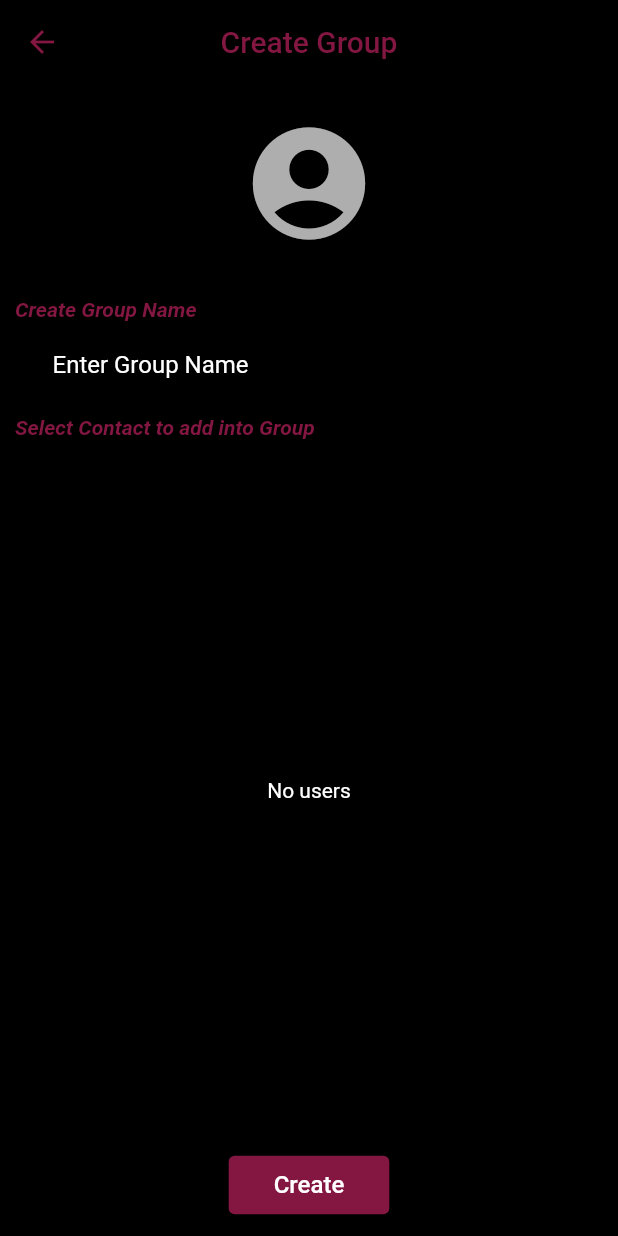
After one commit to namratatank/chat_app_firebase, a Flutter app: the CreateGroupPage screen opened directly, on a phone screen of 412 x 824 dp. The commit adds this screen. Run offline on Flutter 3.47's test engine with Material 2 defaults, Android fonts, the phone set to English and light mode, and no system bars; our stand-ins replace camera, cloud_firestore, firebase_auth, firebase_core, firebase_messaging, firebase_remote_config and 7 more; accounts and stored records are empty.

Commit message:
Create group design flow added

```diff
--- a/lib/constants/app_constants.dart
+++ b/lib/constants/app_constants.dart
@@ -3,5 +3,6 @@ class AppConstants {
   static const loginTitle = "Login";
   static const homeTitle = "Home";
   static const settingsTitle = "Settings";
+  static const createGroupTitle = "Create Group";
   static const fullPhotoTitle = "Image Full Size";
 }
--- a/lib/main.dart
+++ b/lib/main.dart
@@ -9,7 +9,7 @@ import 'package:ichat_app/providers/authprovider.dart';
 import 'package:ichat_app/providers/chatprovider.dart';
 import 'package:ichat_app/providers/homeprovider.dart';
 import 'package:ichat_app/providers/settingprovider.dart';
-import 'package:ichat_app/screens/camerascreen.dart';
+// import 'package:ichat_app/screens/camerascreen.dart' ;
 import 'package:ichat_app/screens/splashscreen.dart';
 import 'package:provider/provider.dart';
 import 'package:shared_preferences/shared_preferences.dart';
@@ -20,7 +20,7 @@ bool isWhite = false;
 void main() async {
   WidgetsFlutterBinding.ensureInitialized();
   await Firebase.initializeApp();
-  cameras = await availableCameras();
+  // cameras = await availableCameras();
   SharedPreferences prefs = await SharedPreferences.getInstance();
 
   runApp(MyApp(prefs: prefs));
--- /dev/null
+++ b/lib/models/groupusermodel.dart
@@ -0,0 +1,40 @@
+import 'package:cloud_firestore/cloud_firestore.dart';
+import 'package:ichat_app/constants/constants.dart';
+
+class GroupUserChatModel {
+  String id;
+  String photoUrl;
+  String nickName;
+  bool? isSelected;
+
+  GroupUserChatModel(
+      {required this.id,
+      required this.photoUrl,
+      required this.nickName,
+      this.isSelected = false});
+
+  Map<String, String> toJson() {
+    return {
+      FirestoreConstants.id: id,
+      FirestoreConstants.photoUrl: photoUrl,
+      FirestoreConstants.nickname: nickName,
+    };
+  }
+
+  factory GroupUserChatModel.fromDocument(DocumentSnapshot doc) {
+    String id = "";
+    String photoUrl = "";
+    String nickName = "";
+    try {
+      id = doc.get(FirestoreConstants.id);
+    } catch (e) {}
+    try {
+      photoUrl = doc.get(FirestoreConstants.photoUrl);
+    } catch (e) {}
+    try {
+      nickName = doc.get(FirestoreConstants.nickname);
+    } catch (e) {}
+
+    return GroupUserChatModel(id: id, photoUrl: photoUrl, nickName: nickName);
+  }
+}
--- /dev/null
+++ b/lib/screens/creategroup.dart
@@ -0,0 +1,424 @@
+import 'dart:convert';
+import 'dart:io';
+
+import 'package:cloud_firestore/cloud_firestore.dart';
+import 'package:firebase_storage/firebase_storage.dart';
+import 'package:flutter/cupertino.dart';
+import 'package:flutter/material.dart';
+import 'package:fluttertoast/fluttertoast.dart';
+import 'package:ichat_app/constants/app_constants.dart';
+import 'package:ichat_app/constants/color_constants.dart';
+import 'package:ichat_app/constants/firestore_constants.dart';
+import 'package:ichat_app/models/groupusermodel.dart';
+import 'package:ichat_app/models/userchatmodel.dart';
+import 'package:ichat_app/providers/settingprovider.dart';
+import 'package:ichat_app/screens/chatpage.dart';
+import 'package:image_picker/image_picker.dart';
+import 'package:provider/provider.dart';
+
+import '../main.dart';
+import '../providers/authprovider.dart';
+import '../widgets/loading_view.dart';
+
+class CreateGroupPage extends StatefulWidget {
+  const CreateGroupPage({Key? key}) : super(key: key);
+
+  @override
+  State<CreateGroupPage> createState() => _CreateGroupPageState();
+}
+
+class _CreateGroupPageState extends State<CreateGroupPage> {
+  TextEditingController? groupNameController;
+
+  //TextEditingController? aboutMeController;
+  TextEditingController _controller = TextEditingController();
+
+  //String dialCodeDigits = '+00';
+
+  String id = '';
+  String photoUrl = '';
+  String createGroupText = '';
+
+  // String aboutMe = '';
+  // String phoneNumber = '';
+  // late List<bool> _isChecked;
+   List<GroupUserChatModel> _checkedUser=[];
+  bool isLoading = false;
+  File? dpImageFile;
+  late SettingProvider settingProvider;
+  final ScrollController listScrollController = ScrollController();
+  final FocusNode focusNodeCreateGroup = FocusNode();
+
+  //final FocusNode focusNodeAboutMe = FocusNode();
+
+  @override
+  void initState() {
+    super.initState();
+    settingProvider = context.read<SettingProvider>();
+    readLocal();
+  }
+
+  void readLocal() {
+    id = settingProvider.getPref(FirestoreConstants.id) ?? '';
+    //photoUrl = settingProvider.getPref(FirestoreConstants.photoUrl) ?? '';
+    //nickName = settingProvider.getPref(FirestoreConstants.nickname) ?? '';
+
+    groupNameController = TextEditingController(text: createGroupText);
+  }
+
+  @override
+  Widget build(BuildContext context) {
+    return Scaffold(
+      backgroundColor: isWhite ? Colors.white : Colors.black,
+      appBar: AppBar(
+        backgroundColor: isWhite ? Colors.white : Colors.black,
+        iconTheme: const IconThemeData(color: ColorConstants.primaryColor),
+        title: const Text(
+          AppConstants.createGroupTitle,
+          style: TextStyle(color: ColorConstants.primaryColor),
+        ),
+        centerTitle: true,
+      ),
+      body: Stack(
+        children: <Widget>[
+          Column(
+            mainAxisAlignment: MainAxisAlignment.start,
+            children: <Widget>[
+              // Avatar
+              CupertinoButton(
+                onPressed: getImageFromGallery,
+                child: Container(
+                  margin: EdgeInsets.all(5),
+                  child: dpImageFile == null
+                      ? photoUrl.isNotEmpty
+                          ? ClipRRect(
+                              borderRadius: BorderRadius.circular(45),
+                              child: Image.network(
+                                photoUrl,
+                                fit: BoxFit.cover,
+                                width: 90,
+                                height: 90,
+                                errorBuilder: (context, object, stackTrace) {
+                                  return const Icon(
+                                    Icons.account_circle,
+                                    size: 90,
+                                    color: ColorConstants.greyColor,
+                                  );
+                                },
+                                loadingBuilder: (BuildContext context,
+                                    Widget child,
+                                    ImageChunkEvent? loadingProgress) {
+                                  if (loadingProgress == null) return child;
+                                  return Container(
+                                    width: 90,
+                                    height: 90,
+                                    child: Center(
+                                      child: CircularProgressIndicator(
+                                        color: ColorConstants.themeColor,
+                                        value: loadingProgress
+                                                    .expectedTotalBytes !=
+                                                null
+                                            ? loadingProgress
+                                                    .cumulativeBytesLoaded /
+                                                loadingProgress
+                                                    .expectedTotalBytes!
+                                            : null,
+                                      ),
+                                    ),
+                                  );
+                                },
+                              ),
+                            )
+                          : const Icon(
+                              Icons.account_circle,
+                              size: 90,
+                              color: ColorConstants.greyColor,
+                            )
+                      : ClipRRect(
+                          borderRadius: BorderRadius.circular(45),
+                          child: Image.file(
+                            dpImageFile!,
+                            width: 90,
+                            height: 90,
+                            fit: BoxFit.cover,
+                          ),
+                        ),
+                ),
+              ),
+
+              // Input
+              Column(
+                crossAxisAlignment: CrossAxisAlignment.start,
+                children: <Widget>[
+                  // Username
+                  Container(
+                    margin: EdgeInsets.only(left: 10, bottom: 5, top: 10),
+                    child: const Text(
+                      'Create Group Name',
+                      style: TextStyle(
+                          fontStyle: FontStyle.italic,
+                          fontWeight: FontWeight.bold,
+                          color: ColorConstants.primaryColor),
+                    ),
+                  ),
+                  Container(
+                    margin: EdgeInsets.only(left: 30, right: 30),
+                    child: TextField(
+                      style: TextStyle(
+                          color: isWhite
+                              ? Colors.black
+                              : ColorConstants.greyColor2),
+                      decoration: const InputDecoration(
+                        hintText: 'Enter Group Name',
+                        contentPadding: EdgeInsets.all(5),
+                        hintStyle: TextStyle(color: Colors.white),
+                      ),
+                      controller: groupNameController,
+                      onChanged: (value) {
+                        createGroupText = value;
+                      },
+                      focusNode: focusNodeCreateGroup,
+                    ),
+                  ),
+                  Container(
+                    margin: EdgeInsets.only(left: 10, bottom: 5, top: 10),
+                    child: const Text(
+                      'Select Contact to add into Group',
+                      style: TextStyle(
+                          fontStyle: FontStyle.italic,
+                          fontWeight: FontWeight.bold,
+                          color: ColorConstants.primaryColor),
+                    ),
+                  ),
+                ],
+              ),
+
+              Expanded(
+                child: StreamBuilder<QuerySnapshot>(
+                  stream: FirebaseFirestore.instance
+                      .collection('users')
+                      .where('id',
+                          isNotEqualTo:
+                              context.read<AuthProvider>().getUserFirebaseId())
+                      .snapshots(),
+                  builder: (BuildContext context,
+                      AsyncSnapshot<QuerySnapshot> snapshot) {
+                    if (snapshot.hasData) {
+                      if ((snapshot.data?.docs.length ?? 0) > 0) {
+                        snapshot.data?.docs.forEach((element) {
+                          _checkedUser.add(GroupUserChatModel.fromDocument(element));
+                        });
+                        // _isChecked = List<bool>.filled(
+                        //     snapshot.data?.docs.length ?? 0, false);
+                        return ListView.builder(
+                          itemCount: snapshot.data?.docs.length,
+                          controller: listScrollController,
+                          itemBuilder: (context, index) => _fetchUserList(
+                              context, snapshot.data?.docs[index], index),
+                        );
+                      } else {
+                        return const Center(
+                            child: Text(
+                          'No users',
+                          style: TextStyle(color: Colors.white),
+                        ));
+                      }
+                    } else {
+                      return const Center(
+                        child: CircularProgressIndicator(
+                          color: ColorConstants.themeColor,
+                        ),
+                      );
+                    }
+                  },
+                ),
+              ),
+
+              // Button
+              Container(
+                margin: EdgeInsets.only(top: 10, bottom: 10),
+                child: TextButton(
+                  onPressed: handleUpdateData,
+                  style: ButtonStyle(
+                    backgroundColor: MaterialStateProperty.all<Color>(
+                        ColorConstants.primaryColor),
+                    padding: MaterialStateProperty.all<EdgeInsets>(
+                      EdgeInsets.fromLTRB(30, 10, 30, 10),
+                    ),
+                  ),
+                  child: const Text(
+                    'Create',
+                    style: TextStyle(fontSize: 16, color: Colors.white),
+                  ),
+                ),
+              ),
+            ],
+          ),
+
+          // Loading
+          Positioned(child: isLoading ? LoadingView() : SizedBox.shrink()),
+        ],
+      ),
+    );
+  }
+
+  _fetchUserList(BuildContext context, DocumentSnapshot? document, int index) {
+    if (document != null) {
+      UserChatModel userChat = UserChatModel.fromDocument(document);
+
+      return Container(
+        child: ListTile(
+          leading: userChat.photoUrl.isNotEmpty
+              ? ClipRRect(
+                  borderRadius: BorderRadius.all(Radius.circular(25)),
+                  child: Image.network(
+                    userChat.photoUrl,
+                    height: 50,
+                    width: 50,
+                    fit: BoxFit.cover,
+                  ),
+                )
+              : Icon(Icons.person),
+          title: Text(
+            userChat.nickName,
+            style: TextStyle(color: isWhite ? Colors.black : Colors.white),
+          ),
+          subtitle: Text(
+            userChat.aboutMe,
+            style: TextStyle(color: isWhite ? Colors.black : Colors.white),
+          ),
+          trailing: StatefulBuilder(
+              builder: (BuildContext context, StateSetter setState) {
+            return Checkbox(
+              value: _checkedUser[index].isSelected,
+              side: BorderSide(
+                color: isWhite ? Colors.black : Colors.white,
+                //your desire colour here
+                width: 1.5,
+              ),
+              onChanged: (bool? value) {
+                setState(() {
+                  _checkedUser[index].isSelected = value ?? false;
+                });
+              },
+            );
+          }),
+        ),
+      );
+    } else {
+      return SizedBox.shrink();
+    }
+  }
+
+  Future getImageFromGallery() async {
+    XFile? pickedImage = await ImagePicker()
+        .pickImage(source: ImageSource.gallery)
+        .catchError((err) {
+      Fluttertoast.showToast(msg: err.toString());
+    });
+
+    File? image;
+    if (pickedImage != null) {
+      image = File(pickedImage.path);
+    }
+    if (image != null) {
+      setState(() {
+        dpImageFile = image;
+        isLoading = true;
+      });
+      uploadFile();
+    }
+  }
+
+  Future uploadFile() async {
+    String fileName = id;
+    UploadTask uploadTask = settingProvider.uploadFile(dpImageFile!, fileName);
+    try {
+      TaskSnapshot snapshot = await uploadTask;
+      photoUrl = await snapshot.ref.getDownloadURL();
+
+      UserChatModel updateInfo = UserChatModel(
+        id: id,
+        photoUrl: photoUrl,
+        nickName: "",
+        aboutMe: "",
+        phoneNumber: "",
+      );
+
+      settingProvider
+          .updateDataFireStore(
+              FirestoreConstants.pathUserCollection, id, updateInfo.toJson())
+          .then((data) async {
+        await settingProvider.setPrefs(FirestoreConstants.photoUrl, photoUrl);
+        setState(() {
+          isLoading = false;
+        });
+      }).catchError((err) {
+        setState(() {
+          isLoading = false;
+        });
+        Fluttertoast.showToast(msg: err.toString());
+      });
+    } on FirebaseException catch (e) {
+      setState(() {
+        isLoading = false;
+      });
+      Fluttertoast.showToast(msg: e.message ?? e.toString());
+    }
+  }
+
+  void handleUpdateData() {
+    var selectedUserList = _checkedUser.where((element) => element.isSelected==true);
+     List<String> sUserIdList=[];
+    selectedUserList.forEach((element) {
+      sUserIdList.add(element.id);
+    });
+    Navigator.push(
+      context,
+      MaterialPageRoute(
+        builder: (context) => ChatPage(
+          peerId: jsonEncode(sUserIdList),
+          peerAvatar: photoUrl,
+          peerNickname: createGroupText,
+          isFromGroup: true,
+        ),
+      ),
+    );
+    /*focusNodeCreateGroup.unfocus();
+    //focusNodeAboutMe.unfocus();
+    setState(() {
+      isLoading = true;
+
+      // if (dialCodeDigits != "+00" && _controller.text != "") {
+      //   phoneNumber = dialCodeDigits + _controller.text.toString();
+      // }
+    });
+    UserChatModel updateInfo = UserChatModel(
+      id: id,
+      photoUrl: photoUrl,
+      nickName: "",
+      aboutMe: "",
+      phoneNumber: "",
+    );
+
+    settingProvider
+        .updateDataFireStore(
+            FirestoreConstants.pathUserCollection, id, updateInfo.toJson())
+        .then((data) async {
+      // await settingProvider.setPrefs(FirestoreConstants.nickname, nickName);
+      // await settingProvider.setPrefs(FirestoreConstants.aboutMe, aboutMe);
+      // await settingProvider.setPrefs(FirestoreConstants.photoUrl, photoUrl);
+      // await settingProvider.setPrefs(
+      //     FirestoreConstants.phoneNumber, phoneNumber);
+      setState(() {
+        isLoading = false;
+      });
+      Fluttertoast.showToast(msg: 'Updated successfully');
+    }).catchError((err) {
+      setState(() {
+        isLoading = false;
+      });
+      Fluttertoast.showToast(msg: err.toString());
+    });*/
+  }
+}
--- a/lib/screens/homepage.dart
+++ b/lib/screens/homepage.dart
@@ -13,6 +13,7 @@ import 'package:google_sign_in/google_sign_in.dart';
 import 'package:ichat_app/constants/constants.dart';
 import 'package:ichat_app/models/userchatmodel.dart';
 import 'package:ichat_app/providers/authprovider.dart';
+import 'package:ichat_app/screens/creategroup.dart';
 import 'package:ichat_app/screens/loginscreen.dart';
 import 'package:ichat_app/screens/settingpage.dart';
 import 'package:package_info/package_info.dart';
@@ -241,13 +242,29 @@ class _HomePageState extends State<HomePage> {
               if (value == 'Sign out') {
                 handleSignOut();
                 print('SignOut');
-              } else {
+              } else if(value =='Create Group'){
+                Navigator.push(context,
+                    MaterialPageRoute(builder: (context) => CreateGroupPage()));
+              }else {
                 Navigator.push(context,
                     MaterialPageRoute(builder: (context) => SettingPage()));
               }
             },
             itemBuilder: (BuildContext context) {
               return [
+                PopupMenuItem(
+                  value: 'Create Group',
+                  child: Row(
+                    children: const [
+                      Icon(
+                        Icons.add,
+                        color: Colors.black,
+                      ),
+                      SizedBox(width: 5),
+                      Text('Create Group'),
+                    ],
+                  ),
+                ),
                 PopupMenuItem(
                   value: 'Settings',
                   child: Row(
@@ -281,8 +298,8 @@ class _HomePageState extends State<HomePage> {
       ),
       body: StreamBuilder<QuerySnapshot>(
         stream: FirebaseFirestore.instance
-            .collection('users')
-            .limit(_limit)
+            .collection('users').where('id', isNotEqualTo: context.read<AuthProvider>().getUserFirebaseId())
+            //.limit(_limit)
             .snapshots(),
         builder: (BuildContext context, AsyncSnapshot<QuerySnapshot> snapshot) {
           if (snapshot.hasData) {
@@ -317,9 +334,9 @@ class _HomePageState extends State<HomePage> {
   buildHomeUserItem(BuildContext context, DocumentSnapshot? document) {
     if (document != null) {
       UserChatModel userChat = UserChatModel.fromDocument(document);
-      if (userChat.id == currentUserId) {
-        return SizedBox.shrink();
-      } else {
+      // if (userChat.id == currentUserId) {
+      //   return SizedBox.shrink();
+      // } else {
         return Container(
           child: ListTile(
             leading: userChat.photoUrl.isNotEmpty
@@ -362,13 +379,14 @@ class _HomePageState extends State<HomePage> {
                     peerId: userChat.id,
                     peerAvatar: userChat.photoUrl,
                     peerNickname: userChat.nickName,
+                    isFromGroup: false,
                   ),
                 ),
               );
             },
           ),
         );
-      }
+     // }
     } else {
       return SizedBox.shrink();
     }
--- a/lib/screens/splashscreen.dart
+++ b/lib/screens/splashscreen.dart
@@ -16,7 +16,7 @@ class _SplashScreenState extends State<SplashScreen> {
   @override
   void initState() {
     super.initState();
-    Future.delayed(Duration(seconds: 5), () {
+    Future.delayed(Duration(seconds: 1), () {
       checkSignedIn();
     });
   }
```
Also changed, not shown: lib/providers/chatprovider.dart (+24 -0 lines), lib/screens/chatpage.dart (+11 -3 lines), 2 other files.
